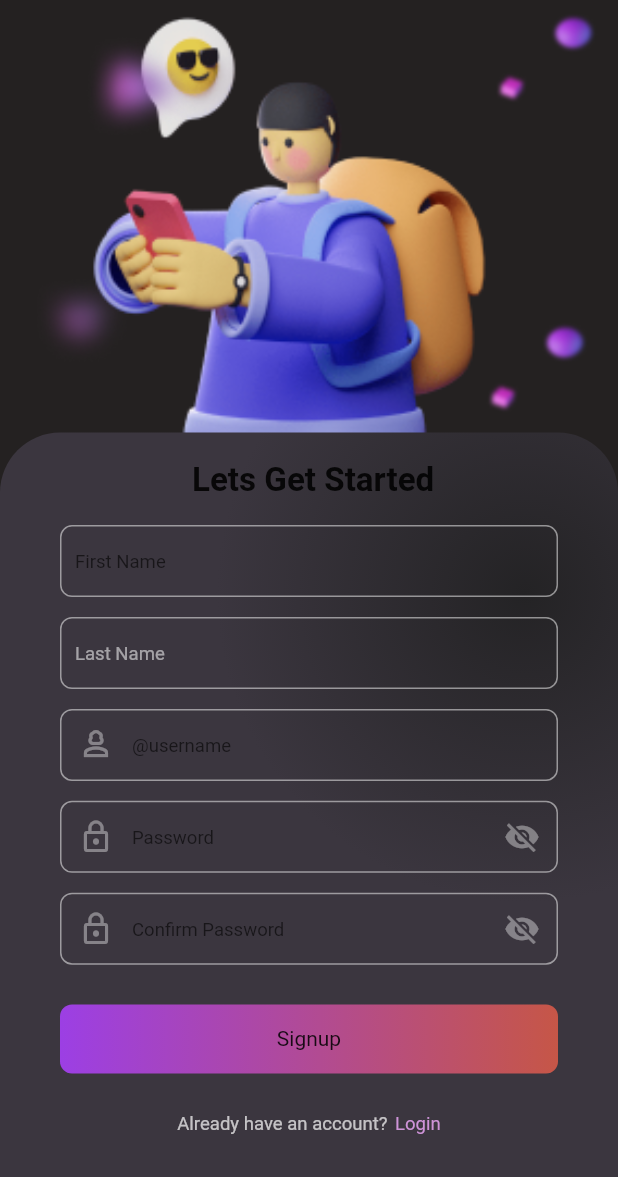
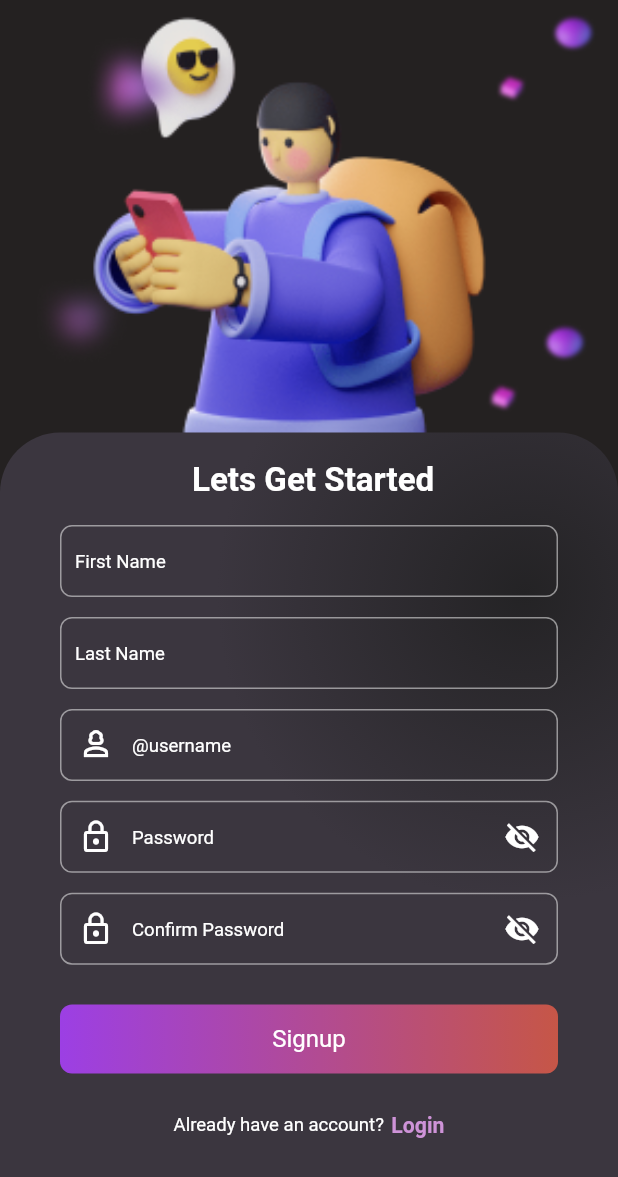
Before and after one commit to bishalkhatiwada01/charity-management-app-using-flutter-and-firebase, a Flutter app: the screen it shows after launch, after a tap on "Login", after a tap on "Signup", on a phone screen of 412 x 824 dp. Shown: the top 1177 px of the screen. Run offline on Flutter 3.47's test engine with Material 2 defaults, Android fonts, the phone set to English and light mode, and no system bars; our stand-ins replace firebase_auth, firebase_core, flutter_screenutil, fluttertoast, shared_preferences; accounts and stored records are empty.

Commit message:
authentication all done

```diff
--- a/lib/util/theme.dart
+++ b/lib/util/theme.dart
@@ -4,7 +4,7 @@ class AppTheme {
   ThemeData getApplicationTheme() {
     return ThemeData(
       scaffoldBackgroundColor: const Color(0xFF242121),
-      // scaffoldBackgroundColor: Color.fromARGB(255, 255, 255, 255),
+        hintColor: Colors.white
     );
   }
 }
--- a/lib/views/auth/login_page.dart
+++ b/lib/views/auth/login_page.dart
@@ -116,7 +116,7 @@ class _LoginPageState extends State<LoginPage> {
                                   "Username",
                                   style: TextStyle(
                                     fontSize: 14.sp,
-                                    color: Colors.white70,
+                                    color: Colors.white,
                                   ),
                                 ),
                               ),
@@ -133,13 +133,12 @@ class _LoginPageState extends State<LoginPage> {
                                 decoration: InputDecoration(
                                   hintText: '@username',
                                   hintStyle: TextStyle(
-                                    color: Colors.white54,
                                     fontSize: 14.sp,
                                   ),
                                   contentPadding: const EdgeInsets.all(14.0),
                                   prefixIcon: const Icon(
                                     Icons.person_3_outlined,
-                                    color: Colors.white38,
+                                    color: Colors.white,
                                   ),
                                   border: OutlineInputBorder(
                                     borderRadius: BorderRadius.circular(8.0),
@@ -169,7 +168,7 @@ class _LoginPageState extends State<LoginPage> {
                                   "Password",
                                   style: TextStyle(
                                     fontSize: 14.sp,
-                                    color: Colors.white70,
+                                    color: Colors.white,
                                   ),
                                 ),
                               ),
@@ -191,21 +190,20 @@ class _LoginPageState extends State<LoginPage> {
                                         hintText: '  ⚪️⚪️⚪️⚪️⚪️⚪️⚪️',
                                         hintStyle: TextStyle(
                                           letterSpacing: 3,
-                                          color: Colors.white54,
                                           fontSize: 6.sp,
                                         ),
                                         contentPadding:
                                             const EdgeInsets.all(10.0),
                                         prefixIcon: const Icon(
                                           Icons.lock_outline,
-                                          color: Colors.white38,
+                                          color: Colors.white,
                                         ),
                                         suffixIcon: IconButton(
                                           icon: Icon(
                                             _isPasswordVisible
                                                 ? Icons.visibility
                                                 : Icons.visibility_off,
-                                            color: Colors.white38,
+                                            color: Colors.white,
                                           ),
                                           onPressed: _togglePasswordVisibility,
                                         ),
@@ -244,11 +242,12 @@ class _LoginPageState extends State<LoginPage> {
                                 mainAxisAlignment: MainAxisAlignment.start,
                                 children: [
                                   Checkbox(
+
                                     value: _rememberMe,
                                     onChanged: (value) {
                                       setState(() {
                                         _rememberMe = value!;
-                                        // Save the "rememberMe" preference when the checkbox changes.
+
                                         SharedPreferences.getInstance()
                                             .then((prefs) {
                                           prefs.setBool('rememberMe', value);
@@ -263,8 +262,8 @@ class _LoginPageState extends State<LoginPage> {
                                       Text(
                                         "Remember Me",
                                         style: TextStyle(
-                                          fontSize: 12.sp,
-                                          color: Colors.white54,
+                                          fontSize: 14.sp,
+                                          color: Colors.white,
                                         ),
                                       ),
                                       SizedBox(
@@ -281,7 +280,7 @@ class _LoginPageState extends State<LoginPage> {
                                           child: Text(
                                             "Forgot Password?",
                                             style: TextStyle(
-                                              fontSize: 12.sp,
+                                              fontSize: 15.sp,
                                               color: Colors.purple[200],
                                             ),
                                           )),
@@ -311,7 +310,7 @@ class _LoginPageState extends State<LoginPage> {
                                   }
                                 },
                                 child: Container(
-                                  width: 329.w,
+                                  width: double.infinity,
                                   height: 42.0.h,
                                   decoration: BoxDecoration(
                                     gradient: const LinearGradient(
@@ -325,7 +324,8 @@ class _LoginPageState extends State<LoginPage> {
                                   child: const Center(
                                     child: Text(
                                       "Login",
-                                      style: TextStyle(fontSize: 14),
+                                      style: TextStyle(
+                                          fontSize: 16, color: Colors.white),
                                     ),
                                   ),
                                 ),
@@ -338,7 +338,7 @@ class _LoginPageState extends State<LoginPage> {
                                     "Don't have an account? ",
                                     style: TextStyle(
                                       fontSize: 14.sp,
-                                      color: Colors.white70,
+                                      color: Colors.white,
                                     ),
                                   ),
                                   SizedBox(
--- a/lib/views/auth/sign_up_page.dart
+++ b/lib/views/auth/sign_up_page.dart
@@ -97,9 +97,9 @@ class _RegisterPageState extends State<RegisterPage> {
                               child: Text(
                                 " Lets Get Started",
                                 style: TextStyle(
-                                  fontSize: 25.sp,
-                                  fontWeight: FontWeight.bold,
-                                ),
+                                    fontSize: 25.sp,
+                                    fontWeight: FontWeight.bold,
+                                    color: Colors.white),
                               ),
                             ),
                             SizedBox(height: 20.h),
@@ -153,7 +153,6 @@ class _RegisterPageState extends State<RegisterPage> {
                               decoration: InputDecoration(
                                 hintText: 'Last Name',
                                 hintStyle: TextStyle(
-                                  color: Colors.white54,
                                   fontSize: 14.sp,
                                 ),
                                 contentPadding: const EdgeInsets.only(left: 10),
@@ -162,7 +161,7 @@ class _RegisterPageState extends State<RegisterPage> {
                                 ),
                                 focusedBorder: OutlineInputBorder(
                                   borderSide:
-                                      const BorderSide(color: Colors.white54),
+                                      const BorderSide(color: Colors.white),
                                   borderRadius: BorderRadius.circular(10),
                                 ),
                                 errorBorder: OutlineInputBorder(
@@ -194,7 +193,7 @@ class _RegisterPageState extends State<RegisterPage> {
                                 contentPadding: const EdgeInsets.all(10.0),
                                 prefixIcon: const Icon(
                                   Icons.person_3_outlined,
-                                  color: Colors.white38,
+                                  color: Colors.white,
                                 ),
                                 border: OutlineInputBorder(
                                   borderRadius: BorderRadius.circular(8.0),
@@ -238,14 +237,14 @@ class _RegisterPageState extends State<RegisterPage> {
                                           const EdgeInsets.all(10.0),
                                       prefixIcon: const Icon(
                                         Icons.lock_outline,
-                                        color: Colors.white38,
+                                        color: Colors.white,
                                       ),
                                       suffixIcon: IconButton(
                                         icon: Icon(
                                           _isPasswordVisible
                                               ? Icons.visibility
                                               : Icons.visibility_off,
-                                          color: Colors.white38,
+                                          color: Colors.white,
                                         ),
                                         onPressed: _togglePasswordVisibility,
                                       ),
@@ -302,14 +301,14 @@ class _RegisterPageState extends State<RegisterPage> {
                                           const EdgeInsets.all(10.0),
                                       prefixIcon: const Icon(
                                         Icons.lock_outline,
-                                        color: Colors.white38,
+                                        color: Colors.white,
                                       ),
                                       suffixIcon: IconButton(
                                         icon: Icon(
                                           _isConfirmPasswordVisible
                                               ? Icons.visibility
                                               : Icons.visibility_off,
-                                          color: Colors.white38,
+                                          color: Colors.white,
                                         ),
                                         onPressed:
                                             _toggleConfirmPasswordVisibility,
@@ -376,7 +375,13 @@ class _RegisterPageState extends State<RegisterPage> {
                                   borderRadius: BorderRadius.circular(8.0),
                                 ),
                                 child: const Center(
-                                  child: Text("Signup"),
+                                  child: Text(
+                                    "Signup",
+                                    style: TextStyle(
+                                      color: Colors.white,
+                                      fontSize: 16,
+                                    ),
+                                  ),
                                 ),
                               ),
                             ),
@@ -388,7 +393,7 @@ class _RegisterPageState extends State<RegisterPage> {
                                   "Already have an account? ",
                                   style: TextStyle(
                                     fontSize: 14.sp,
-                                    color: Colors.white70,
+                                    color: Colors.white,
                                   ),
                                 ),
                                 SizedBox(
@@ -405,9 +410,9 @@ class _RegisterPageState extends State<RegisterPage> {
                                   child: Text(
                                     "Login",
                                     style: TextStyle(
-                                      fontSize: 14.sp,
-                                      color: Colors.purple[200],
-                                    ),
+                                        fontSize: 16.sp,
+                                        color: Colors.purple[200],
+                                        fontWeight: FontWeight.bold),
                                   ),
                                 ),
                               ],
```
